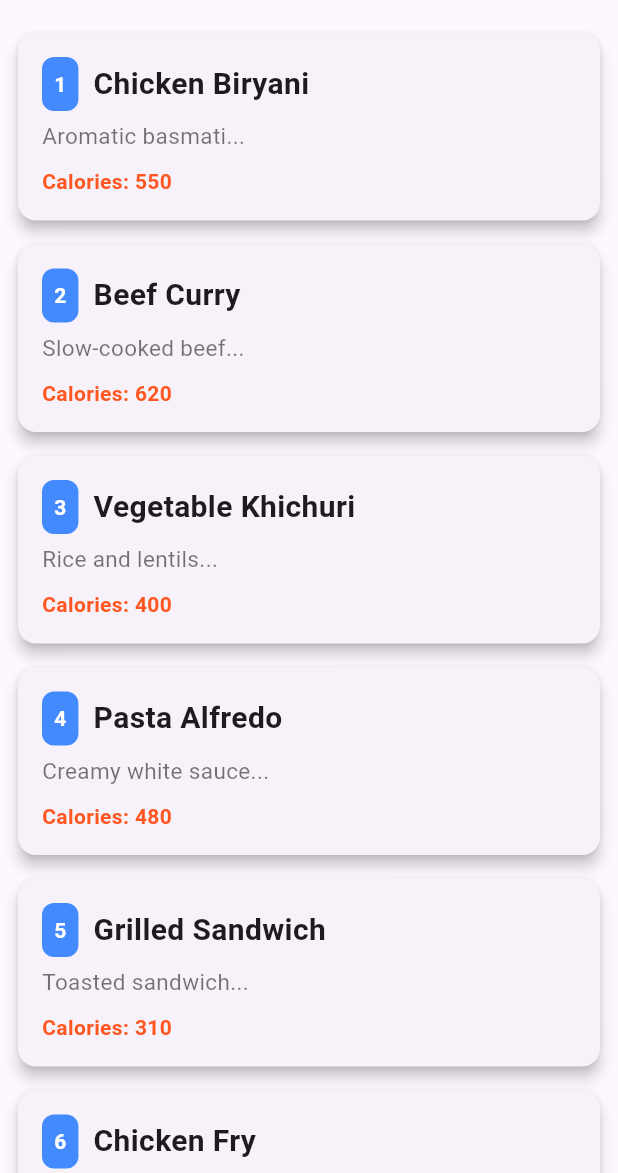
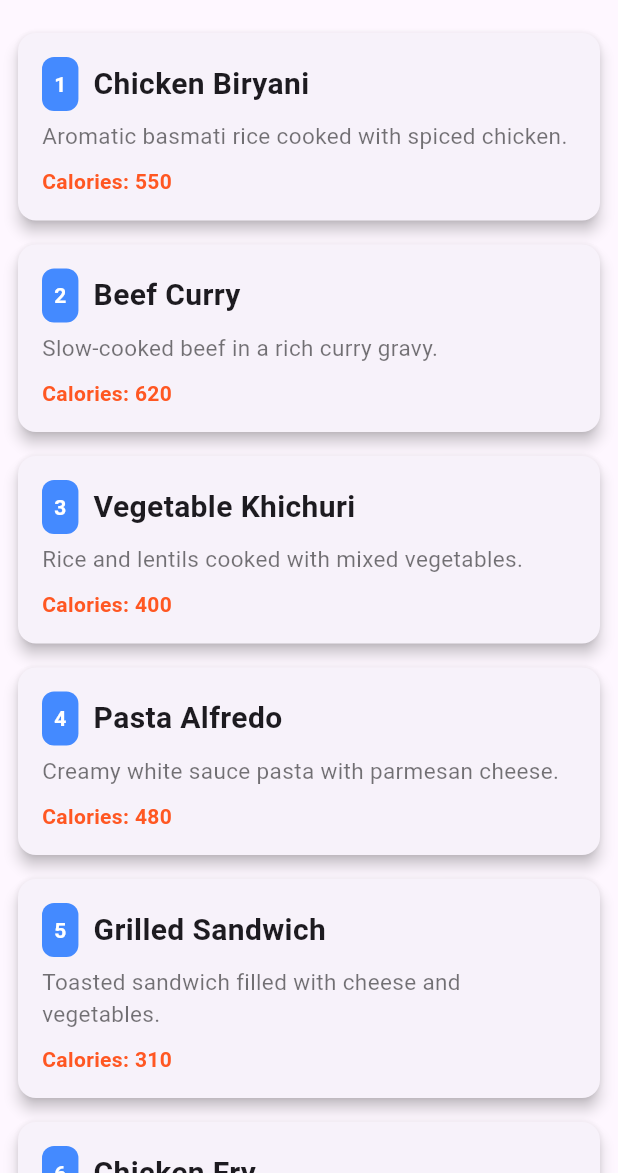
Before and after one commit to bidhannath2001/livetest14, a Flutter app: the screen it shows after launch, on a phone screen of 412 x 824 dp, the part 63-1236 px from its top. Run offline on Flutter 3.47's test engine with Material 3 defaults, Android fonts, the phone set to English and light mode, and no system bars.

Commit message:
hard data to file insertion

```diff
--- /dev/null
+++ b/assets/data.json
@@ -0,0 +1,62 @@
+[
+  {
+    "id": 1,
+    "title": "Chicken Biryani",
+    "description": "Aromatic basmati rice cooked with spiced chicken.",
+    "calories": 550
+  },
+  {
+    "id": 2,
+    "title": "Beef Curry",
+    "description": "Slow-cooked beef in a rich curry gravy.",
+    "calories": 620
+  },
+  {
+    "id": 3,
+    "title": "Vegetable Khichuri",
+    "description": "Rice and lentils cooked with mixed vegetables.",
+    "calories": 400
+  },
+  {
+    "id": 4,
+    "title": "Pasta Alfredo",
+    "description": "Creamy white sauce pasta with parmesan cheese.",
+    "calories": 480
+  },
+  {
+    "id": 5,
+    "title": "Grilled Sandwich",
+    "description": "Toasted sandwich filled with cheese and vegetables.",
+    "calories": 310
+  },
+  {
+    "id": 6,
+    "title": "Chicken Fry",
+    "description": "Crispy deep-fried chicken with spices.",
+    "calories": 530
+  },
+  {
+    "id": 7,
+    "title": "Egg Curry",
+    "description": "Boiled eggs cooked in masala gravy.",
+    "calories": 450
+  },
+  {
+    "id": 8,
+    "title": "Fruit Salad",
+    "description": "Mixed seasonal fruits served chilled.",
+    "calories": 250
+  },
+  {
+    "id": 9,
+    "title": "Fried Rice",
+    "description": "Rice fried with vegetables, egg, and soy sauce.",
+    "calories": 500
+  },
+  {
+    "id": 10,
+    "title": "Mango Lassi",
+    "description": "Sweet yogurt drink blended with ripe mango.",
+    "calories": 300
+  }
+]
--- a/lib/model/recipe.dart
+++ b/lib/model/recipe.dart
@@ -24,8 +24,3 @@ class Recipe {
     return data;
   }
 }
-
-List<Recipe> parseRecipes(String jsonData) {
-  final List<dynamic> decoded = jsonDecode(jsonData);
-  return decoded.map((item) => Recipe.fromJson(item)).toList();
-}
--- a/lib/view/screen.dart
+++ b/lib/view/screen.dart
@@ -1,4 +1,6 @@
+import 'dart:convert';
 import 'package:flutter/material.dart';
+import 'package:flutter/services.dart';
 import 'package:livetest14/model/recipe.dart';
 
 class MainScreen extends StatefulWidget {
@@ -9,35 +11,39 @@ class MainScreen extends StatefulWidget {
 }
 
 class _MainScreenState extends State<MainScreen> {
-  final String data = '''
-  [
-    {"id":1,"title":"Chicken Biryani","description":"Aromatic basmati...","calories":550},
-    {"id":2,"title":"Beef Curry","description":"Slow-cooked beef...","calories":620},
-    {"id":3,"title":"Vegetable Khichuri","description":"Rice and lentils...","calories":400},
-    {"id":4,"title":"Pasta Alfredo","description":"Creamy white sauce...","calories":480},
-    {"id":5,"title":"Grilled Sandwich","description":"Toasted sandwich...","calories":310},
-    {"id":6,"title":"Chicken Fry","description":"Crispy fried chicken...","calories":530},
-    {"id":7,"title":"Egg Curry","description":"Boiled eggs cooked...","calories":450},
-    {"id":8,"title":"Fruit Salad","description":"Mixed seasonal fruits...","calories":250},
-    {"id":9,"title":"Fried Rice","description":"Rice fried with veg...","calories":500},
-    {"id":10,"title":"Mango Lassi","description":"Sweet yogurt drink...","calories":300}
-  ]
-  ''';
+  List<Recipe> recipeList = [];
+  bool isLoading = true;
+  @override
+  void initState() {
+    super.initState();
+    fetchData();
+  }
+
+  Future<void> fetchData() async {
+    final String jsonString = await rootBundle.loadString('assets/data.json');
+    final List<dynamic> jsonList = jsonDecode(jsonString);
+    final recipes = jsonList.map((e) => Recipe.fromJson(e)).toList();
+
+    setState(() {
+      recipeList = recipes;
+      isLoading = false;
+    });
+  }
+
   @override
   Widget build(BuildContext context) {
-    final List<Recipe> recipeList = parseRecipes(data);
     return Scaffold(
-      appBar: AppBar(
-        title: Text("Food Recipes"),
-      ),
-      body: ListView.builder(
+      appBar: AppBar(title: const Text('Food Recipes')),
+      body: isLoading
+          ? const Center(child: CircularProgressIndicator())
+          : ListView.builder(
               itemCount: recipeList.length,
               itemBuilder: (context, index) {
                 final recipe = recipeList[index];
-
                 return Card(
                   elevation: 4,
-              margin: const EdgeInsets.symmetric(horizontal: 12, vertical: 8),
+                  margin:
+                      const EdgeInsets.symmetric(horizontal: 12, vertical: 8),
                   shape: RoundedRectangleBorder(
                     borderRadius: BorderRadius.circular(12),
                   ),
@@ -94,7 +100,8 @@ class _MainScreenState extends State<MainScreen> {
                     ),
                   ),
                 );
-          }),
+              },
+            ),
     );
   }
 }
--- a/pubspec.yaml
+++ b/pubspec.yaml
@@ -59,7 +59,8 @@ flutter:
   uses-material-design: true
 
   # To add assets to your application, add an assets section, like this:
-  # assets:
+  assets:
+    - assets/data.json
   #   - images/a_dot_burr.jpeg
   #   - images/a_dot_ham.jpeg
 
```
Lines whose indentation alone changed are shown as unchanged.
